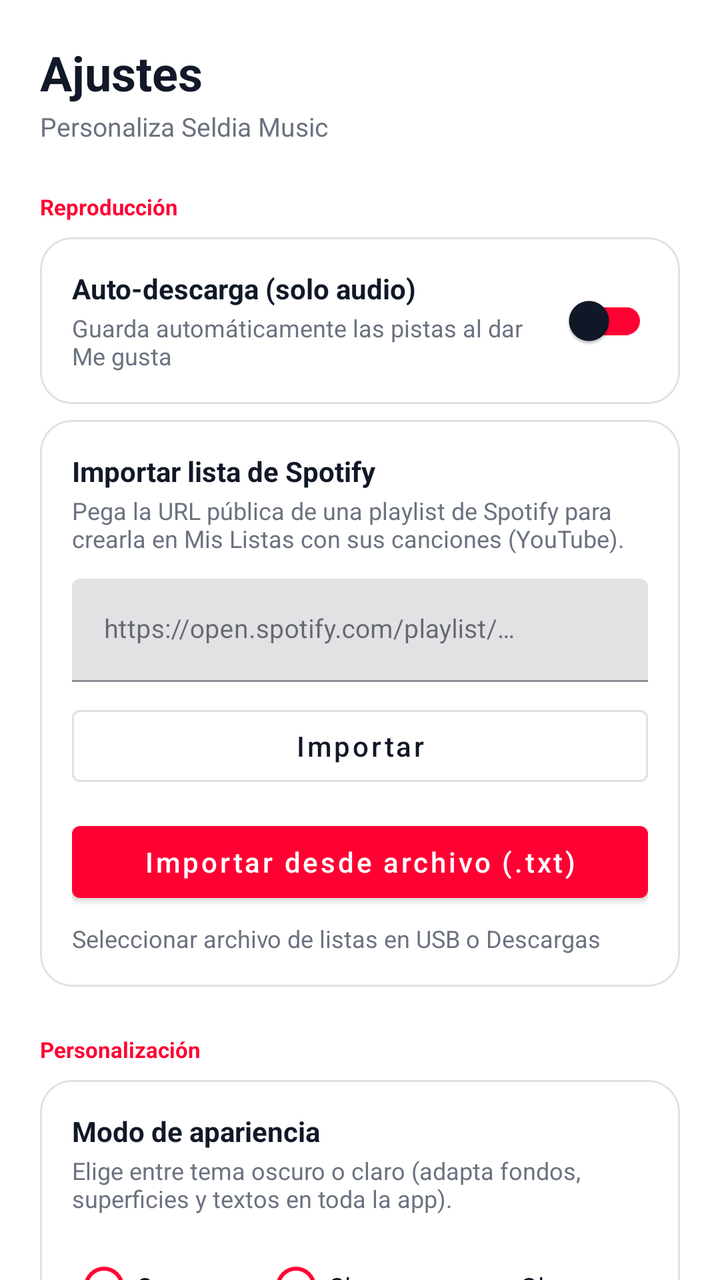
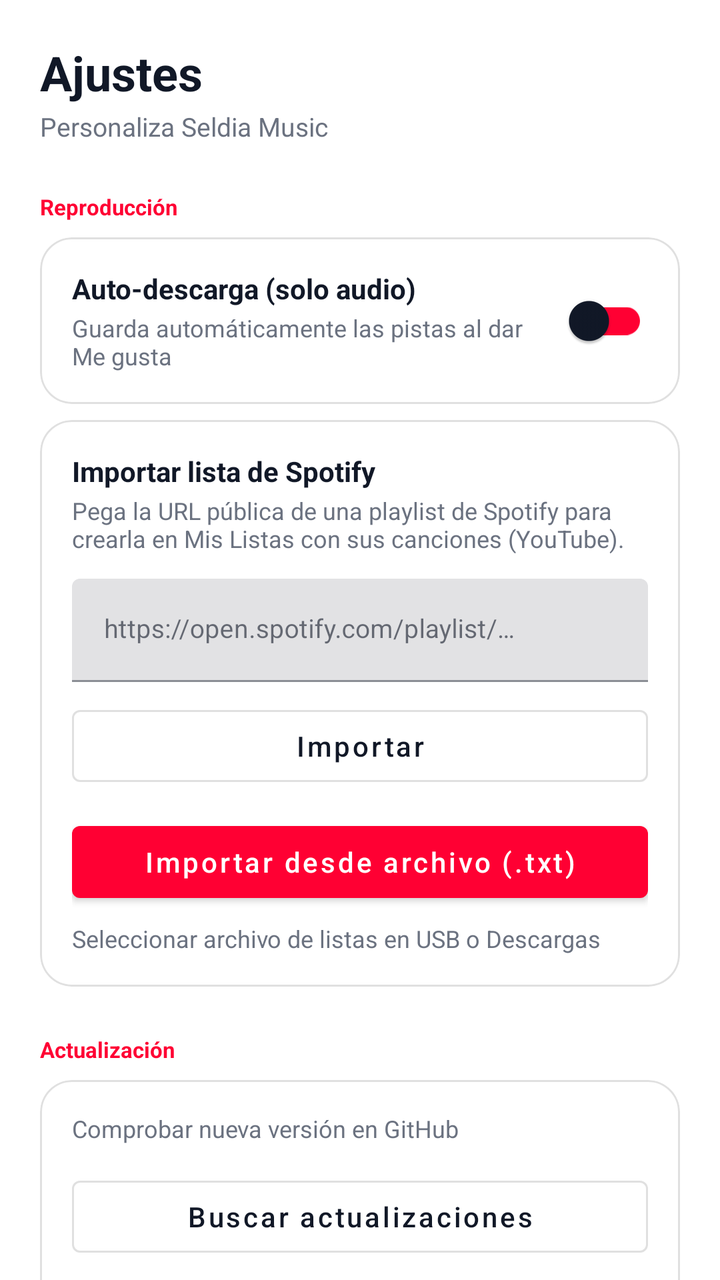

The first picture is an Android layout as it rendered before a commit; the second is the same layout after the commit. The layout source and the unified diff follow.
<!-- AndroidManifest.xml: application theme Theme.SeldiaMusic -->
<!-- res/layout/fragment_settings.xml -->
<?xml version="1.0" encoding="utf-8"?>
<ScrollView xmlns:android="http://schemas.android.com/apk/res/android"
    xmlns:app="http://schemas.android.com/apk/res-auto"
    android:layout_width="match_parent"
    android:layout_height="match_parent"
    android:background="?attr/glassBackground"
    android:fillViewport="true"
    android:scrollbars="none">

    <LinearLayout
        android:layout_width="match_parent"
        android:layout_height="wrap_content"
        android:orientation="vertical"
        android:padding="20dp">

        <TextView
            android:layout_width="match_parent"
            android:layout_height="wrap_content"
            android:text="@string/settings_title"
            android:textColor="@color/text_primary"
            android:textSize="24sp"
            android:textStyle="bold" />

        <TextView
            android:layout_width="match_parent"
            android:layout_height="wrap_content"
            android:layout_marginTop="2dp"
            android:text="Personaliza Seldia Music"
            android:textColor="@color/text_secondary"
            android:textSize="13sp" />

        <TextView
            android:layout_width="match_parent"
            android:layout_height="wrap_content"
            android:layout_marginTop="24dp"
            android:text="@string/settings_general"
            android:textColor="?attr/accentPrimary"
            android:textSize="11sp"
            android:textStyle="bold" />

        <com.google.android.material.card.MaterialCardView
            android:layout_width="match_parent"
            android:layout_height="wrap_content"
            android:layout_marginTop="8dp"
            app:cardBackgroundColor="@color/glass_card"
            app:cardCornerRadius="16dp"
            app:cardElevation="0dp"
            app:strokeColor="@color/glass_stroke"
            app:strokeWidth="1dp">

            <LinearLayout
                android:layout_width="match_parent"
                android:layout_height="wrap_content"
                android:gravity="center_vertical"
                android:orientation="horizontal"
                android:padding="16dp">

                <LinearLayout
                    android:layout_width="0dp"
                    android:layout_height="wrap_content"
                    android:layout_weight="1"
                    android:orientation="vertical">

                    <TextView
                        android:layout_width="match_parent"
                        android:layout_height="wrap_content"
                        android:text="@string/settings_auto_download"
                        android:textColor="@color/text_primary"
                        android:textSize="14sp"
                        android:textStyle="bold" />

                    <TextView
                        android:layout_width="match_parent"
                        android:layout_height="wrap_content"
                        android:layout_marginTop="2dp"
                        android:text="@string/settings_auto_download_desc"
                        android:textColor="@color/text_secondary"
                        android:textSize="12sp" />
                </LinearLayout>

                <com.google.android.material.switchmaterial.SwitchMaterial
                    android:id="@+id/switch_auto_download"
                    android:layout_width="wrap_content"
                    android:layout_height="wrap_content"
                    app:thumbTint="@color/text_primary"
                    app:trackTint="?attr/accentPrimary" />
            </LinearLayout>
        </com.google.android.material.card.MaterialCardView>

        <com.google.android.material.card.MaterialCardView
            android:layout_width="match_parent"
            android:layout_height="wrap_content"
            android:layout_marginTop="8dp"
            app:cardBackgroundColor="@color/glass_card"
            app:cardCornerRadius="16dp"
            app:cardElevation="0dp"
            app:strokeColor="@color/glass_stroke"
            app:strokeWidth="1dp">

            <LinearLayout
                android:layout_width="match_parent"
                android:layout_height="wrap_content"
                android:orientation="vertical"
                android:padding="16dp">

                <TextView
                    android:layout_width="match_parent"
                    android:layout_height="wrap_content"
                    android:text="@string/settings_spotify"
                    android:textColor="@color/text_primary"
                    android:textSize="14sp"
                    android:textStyle="bold" />

                <TextView
                    android:layout_width="match_parent"
                    android:layout_height="wrap_content"
                    android:layout_marginTop="2dp"
                    android:text="@string/settings_spotify_desc"
                    android:textColor="@color/text_secondary"
                    android:textSize="12sp" />

                <com.google.android.material.textfield.TextInputLayout
                    android:layout_width="match_parent"
                    android:layout_height="wrap_content"
                    android:layout_marginTop="12dp"
                    app:hintEnabled="true">

                    <com.google.android.material.textfield.TextInputEditText
                        android:id="@+id/et_spotify_url"
                        android:layout_width="match_parent"
                        android:layout_height="wrap_content"
                        android:hint="@string/spotify_url_hint"
                        android:inputType="textUri"
                        android:minLines="1"
                        android:textColor="@color/text_primary"
                        android:textSize="13sp" />
                </com.google.android.material.textfield.TextInputLayout>

                <LinearLayout
                    android:layout_width="match_parent"
                    android:layout_height="wrap_content"
                    android:layout_marginTop="8dp"
                    android:gravity="center_vertical"
                    android:orientation="horizontal">

                    <com.google.android.material.button.MaterialButton
                        android:id="@+id/btn_spotify_import"
                        style="@style/Widget.MaterialComponents.Button.OutlinedButton"
                        android:layout_width="0dp"
                        android:layout_height="wrap_content"
                        android:layout_weight="1"
                        android:text="@string/spotify_import"
                        android:textAllCaps="false"
                        android:textColor="@color/text_primary"
                        app:strokeColor="@color/glass_stroke" />

                    <android.widget.ProgressBar
                        android:id="@+id/progress_spotify"
                        android:layout_width="22dp"
                        android:layout_height="22dp"
                        android:layout_marginStart="12dp"
                        android:visibility="gone" />

                    <TextView
                        android:id="@+id/tv_spotify_progress"
                        android:layout_width="wrap_content"
                        android:layout_height="wrap_content"
                        android:layout_marginStart="8dp"
                        android:textColor="@color/text_secondary"
                        android:textSize="12sp"
                        android:visibility="gone" />
                </LinearLayout>
                <com.google.android.material.button.MaterialButton
                    android:id="@+id/btn_spotify_txt"
                    style="@style/Widget.MaterialComponents.Button"
                    android:layout_width="match_parent"
                    android:layout_height="wrap_content"
                    android:layout_marginTop="10dp"
                    android:text="@string/spotify_txt_import"
                    android:textAllCaps="false"
                    app:backgroundTint="?attr/accentPrimary" />

                <TextView
                    android:layout_width="match_parent"
                    android:layout_height="wrap_content"
                    android:layout_marginTop="6dp"
                    android:text="@string/spotify_txt_desc"
                    android:textColor="@color/text_secondary"
                    android:textSize="12sp" />

            </LinearLayout>
        </com.google.android.material.card.MaterialCardView>

        <TextView
            android:layout_width="match_parent"
            android:layout_height="wrap_content"
            android:layout_marginTop="24dp"
            android:text="@string/settings_personalization"
            android:textColor="?attr/accentPrimary"
            android:textSize="11sp"
            android:textStyle="bold" />

        <com.google.android.material.card.MaterialCardView
            android:layout_width="match_parent"
            android:layout_height="wrap_content"
            android:layout_marginTop="8dp"
            app:cardBackgroundColor="@color/glass_card"
            app:cardCornerRadius="16dp"
            app:cardElevation="0dp"
            app:strokeColor="@color/glass_stroke"
            app:strokeWidth="1dp">

            <LinearLayout
                android:layout_width="match_parent"
                android:layout_height="wrap_content"
                android:orientation="vertical"
                android:padding="16dp">

                <TextView
                    android:layout_width="match_parent"
                    android:layout_height="wrap_content"
                    android:text="@string/settings_theme"
                    android:textColor="@color/text_primary"
                    android:textSize="14sp"
                    android:textStyle="bold" />

                <TextView
                    android:layout_width="match_parent"
                    android:layout_height="wrap_content"
                    android:layout_marginTop="2dp"
                    android:text="@string/settings_theme_desc"
                    android:textColor="@color/text_secondary"
                    android:textSize="12sp" />

                <RadioGroup
                    android:layout_width="match_parent"
                    android:layout_height="wrap_content"
                    android:layout_marginTop="12dp"
                    android:orientation="horizontal">

                    <RadioButton
                        android:id="@+id/rb_dark"
                        android:layout_width="0dp"
                        android:layout_height="wrap_content"
                        android:layout_weight="1"
                        android:buttonTint="?attr/accentPrimary"
                        android:text="@string/settings_theme_dark"
                        android:textColor="@color/text_primary"
                        android:textSize="13sp" />

                    <RadioButton
                        android:id="@+id/rb_light"
                        android:layout_width="0dp"
                        android:layout_height="wrap_content"
                        android:layout_weight="1"
                        android:buttonTint="?attr/accentPrimary"
                        android:text="@string/settings_theme_light"
                        android:textColor="@color/text_primary"
                        android:textSize="13sp" />

                    <RadioButton
                        android:id="@+id/rb_glass"
                        android:layout_width="0dp"
                        android:layout_height="wrap_content"
                        android:layout_weight="1"
                        android:buttonTint="?attr/accentPrimary"
                        android:text="@string/settings_theme_glass"
                        android:textColor="@color/text_primary"
                        android:textSize="13sp" />
                </RadioGroup>

                <View
                    android:layout_width="match_parent"
                    android:layout_height="1dp"
                    android:layout_marginTop="16dp"
                    android:background="@color/glass_stroke" />

                <TextView
                    android:layout_width="match_parent"
                    android:layout_height="wrap_content"
                    android:layout_marginTop="14dp"
                    android:text="@string/settings_accent"
                    android:textColor="@color/text_primary"
                    android:textSize="14sp"
                    android:textStyle="bold" />

                <TextView
                    android:layout_width="match_parent"
                    android:layout_height="wrap_content"
                    android:layout_marginTop="2dp"
                    android:text="@string/settings_accent_desc"
                    android:textColor="@color/text_secondary"
                    android:textSize="12sp" />

                <HorizontalScrollView
                    android:layout_width="match_parent"
                    android:layout_height="wrap_content"
                    android:layout_marginTop="12dp"
                    android:scrollbars="none">

                    <LinearLayout
                        android:id="@+id/accent_row"
                        android:layout_width="wrap_content"
                        android:layout_height="wrap_content"
                        android:gravity="center_vertical"
                        android:orientation="horizontal" />
                </HorizontalScrollView>
            </LinearLayout>
        </com.google.android.material.card.MaterialCardView>

        <TextView
            android:layout_width="match_parent"
            android:layout_height="wrap_content"
            android:layout_marginTop="24dp"
            android:text="@string/settings_data"
            android:textColor="?attr/accentPrimary"
            android:textSize="11sp"
            android:textStyle="bold" />

        <com.google.android.material.card.MaterialCardView
            android:layout_width="match_parent"
            android:layout_height="wrap_content"
            android:layout_marginTop="8dp"
            app:cardBackgroundColor="@color/glass_card"
            app:cardCornerRadius="16dp"
            app:cardElevation="0dp"
            app:strokeColor="@color/glass_stroke"
            app:strokeWidth="1dp">

            <LinearLayout
                android:layout_width="match_parent"
                android:layout_height="wrap_content"
                android:orientation="vertical"
                android:padding="16dp">

                <TextView
                    android:layout_width="match_parent"
                    android:layout_height="wrap_content"
                    android:text="@string/settings_backup_desc"
                    android:textColor="@color/text_secondary"
                    android:textSize="12sp" />

                <LinearLayout
                    android:layout_width="match_parent"
                    android:layout_height="wrap_content"
                    android:layout_marginTop="12dp"
                    android:orientation="horizontal">

                    <com.google.android.material.button.MaterialButton
                        android:id="@+id/btn_backup"
                        style="@style/Widget.MaterialComponents.Button.OutlinedButton"
                        android:layout_width="0dp"
                        android:layout_height="wrap_content"
                        android:layout_weight="1"
                        android:layout_marginEnd="8dp"
                        android:text="@string/settings_backup"
                        android:textAllCaps="false"
                        android:textColor="@color/text_primary"
                        app:strokeColor="@color/glass_stroke" />

                    <com.google.android.material.button.MaterialButton
                        android:id="@+id/btn_restore"
                        style="@style/Widget.MaterialComponents.Button.OutlinedButton"
                        android:layout_width="0dp"
                        android:layout_height="wrap_content"
                        android:layout_weight="1"
                        android:layout_marginStart="8dp"
                        android:text="@string/settings_restore"
                        android:textAllCaps="false"
                        android:textColor="@color/text_primary"
                        app:strokeColor="@color/glass_stroke" />
                </LinearLayout>
            </LinearLayout>
        </com.google.android.material.card.MaterialCardView>

        <Space
            android:layout_width="match_parent"
            android:layout_height="32dp" />
    </LinearLayout>
</ScrollView>
<!-- resources referenced by this layout -->
<resources>
  <color name="glass_card">#E6FFFFFF</color>
  <color name="glass_stroke">#1F000000</color>
  <color name="text_primary">#111827</color>
  <color name="text_secondary">#6B7280</color>
  <string name="settings_accent">Color de acento</string>
  <string name="settings_accent_desc">Cambia el tono de acento global (reproducción, progreso, destacados y switches).</string>
  <string name="settings_auto_download">Auto-descarga (solo audio)</string>
  <string name="settings_auto_download_desc">Guarda automáticamente las pistas al dar Me gusta</string>
  <string name="settings_backup">Crear copia de seguridad</string>
  <string name="settings_backup_desc">Exporta favoritos, historial, playlists y ajustes (JSON)</string>
  <string name="settings_data">Copia de seguridad y datos</string>
  <string name="settings_general">Reproducción</string>
  <string name="settings_personalization">Personalización</string>
  <string name="settings_restore">Restaurar copia</string>
  <string name="settings_spotify">Importar lista de Spotify</string>
  <string name="settings_spotify_desc">Pega la URL pública de una playlist de Spotify para crearla en Mis Listas con sus canciones (YouTube).</string>
  <string name="settings_theme">Modo de apariencia</string>
  <string name="settings_theme_dark">Oscuro</string>
  <string name="settings_theme_desc">Elige entre tema oscuro o claro (adapta fondos, superficies y textos en toda la app).</string>
  <string name="settings_theme_glass">Glass (iPhone)</string>
  <string name="settings_theme_light">Claro</string>
  <string name="settings_title">Ajustes</string>
  <string name="spotify_import">Importar</string>
  <string name="spotify_txt_desc">Seleccionar archivo de listas en USB o Descargas</string>
  <string name="spotify_txt_import">Importar desde archivo (.txt)</string>
  <string name="spotify_url_hint">https://open.spotify.com/playlist/…</string>
  <color name="primary">#FF0033</color>
  <color name="on_primary">#FFFFFF</color>
  <color name="accent_secondary">#FF4D6D</color>
  <color name="surface">#FFFFFF</color>
  <color name="background">#FFFFFF</color>
  <color name="accent_red">#FF0033</color>
  <color name="accent_red_soft">#33FF0033</color>
  <color name="accent_red_secondary">#FF4D6D</color>
  <color name="accent_red_dark">#C9002B</color>
  <color name="sidebar_bg">#F8FAFC</color>
  <color name="glass_surface_high">#F2FFFFFF</color>
  <style name="ThemeOverlay.SeldiaMusic.BottomSheetDialog" parent="ThemeOverlay.MaterialComponents.BottomSheetDialog">
          <item name="bottomSheetStyle">@style/Widget.SeldiaMusic.BottomSheet</item>
          <item name="android:windowIsFloating">false</item>
          <item name="android:navigationBarColor">@color/surface</item>
      </style>
  <style name="ThemeOverlay.SeldiaMusic.Dialog" parent="ThemeOverlay.MaterialComponents.MaterialAlertDialog">
          <item name="colorSurface">@color/surface_high</item>
          <item name="colorOnSurface">@color/text_primary</item>
          <item name="colorPrimary">?attr/accentPrimary</item>
      </style>
  <style name="Widget.SeldiaMusic.BottomSheet" parent="Widget.MaterialComponents.BottomSheet.Modal">
          <item name="backgroundTint">@android:color/transparent</item>
      </style>
  <color name="surface_high">#F1F5F9</color>
  <!-- unchanged entries left out for length: 1 -->
</resources>

<!-- the commit's change to res/layout/fragment_settings.xml (unified diff, before → after) -->
@@ -195,7 +195,7 @@
             android:layout_width="match_parent"
             android:layout_height="wrap_content"
             android:layout_marginTop="24dp"
-            android:text="@string/settings_personalization"
+            android:text="@string/settings_update"
             android:textColor="?attr/accentPrimary"
             android:textSize="11sp"
             android:textStyle="bold" />
@@ -219,92 +219,35 @@
                 <TextView
                     android:layout_width="match_parent"
                     android:layout_height="wrap_content"
-                    android:text="@string/settings_theme"
+                    android:text="@string/settings_update_desc"
+                    android:textColor="@color/text_secondary"
+                    android:textSize="12sp" />
+
+                <com.google.android.material.button.MaterialButton
+                    android:id="@+id/btn_update_check"
+                    style="@style/Widget.MaterialComponents.Button.OutlinedButton"
+                    android:layout_width="match_parent"
+                    android:layout_height="wrap_content"
+                    android:layout_marginTop="12dp"
+                    android:text="@string/update_check"
+                    android:textAllCaps="false"
                     android:textColor="@color/text_primary"
-                    android:textSize="14sp"
-                    android:textStyle="bold" />
-
-                <TextView
-                    android:layout_width="match_parent"
-                    android:layout_height="wrap_content"
-                    android:layout_marginTop="2dp"
-                    android:text="@string/settings_theme_desc"
-                    android:textColor="@color/text_secondary"
-                    android:textSize="12sp" />
-
-                <RadioGroup
-                    android:layout_width="match_parent"
-                    android:layout_height="wrap_content"
-                    android:layout_marginTop="12dp"
-                    android:orientation="horizontal">
-
-                    <RadioButton
-                        android:id="@+id/rb_dark"
-                        android:layout_width="0dp"
-                        android:layout_height="wrap_content"
-                        android:layout_weight="1"
-                        android:buttonTint="?attr/accentPrimary"
-                        android:text="@string/settings_theme_dark"
-                        android:textColor="@color/text_primary"
-                        android:textSize="13sp" />
-
-                    <RadioButton
-                        android:id="@+id/rb_light"
-                        android:layout_width="0dp"
-                        android:layout_height="wrap_content"
-                        android:layout_weight="1"
-                        android:buttonTint="?attr/accentPrimary"
-                        android:text="@string/settings_theme_light"
-                        android:textColor="@color/text_primary"
-                        android:textSize="13sp" />
-
-                    <RadioButton
-                        android:id="@+id/rb_glass"
-                        android:layout_width="0dp"
-                        android:layout_height="wrap_content"
-                        android:layout_weight="1"
-                        android:buttonTint="?attr/accentPrimary"
-                        android:text="@string/settings_theme_glass"
-                        android:textColor="@color/text_primary"
-                        android:textSize="13sp" />
-                </RadioGroup>
-
-                <View
-                    android:layout_width="match_parent"
-                    android:layout_height="1dp"
-                    android:layout_marginTop="16dp"
-                    android:background="@color/glass_stroke" />
-
-                <TextView
-                    android:layout_width="match_parent"
-                    android:layout_height="wrap_content"
-                    android:layout_marginTop="14dp"
-                    android:text="@string/settings_accent"
-                    android:textColor="@color/text_primary"
-                    android:textSize="14sp"
-                    android:textStyle="bold" />
-
-                <TextView
-                    android:layout_width="match_parent"
-                    android:layout_height="wrap_content"
-                    android:layout_marginTop="2dp"
-                    android:text="@string/settings_accent_desc"
-                    android:textColor="@color/text_secondary"
-                    android:textSize="12sp" />
-
-                <HorizontalScrollView
-                    android:layout_width="match_parent"
-                    android:layout_height="wrap_content"
-                    android:layout_marginTop="12dp"
-                    android:scrollbars="none">
-
-                    <LinearLayout
-                        android:id="@+id/accent_row"
-                        android:layout_width="wrap_content"
-                        android:layout_height="wrap_content"
-                        android:gravity="center_vertical"
-                        android:orientation="horizontal" />
-                </HorizontalScrollView>
+                    app:strokeColor="@color/glass_stroke" />
+
+                <TextView
+                    android:id="@+id/tv_update_status"
+                    android:layout_width="match_parent"
+                    android:layout_height="wrap_content"
+                    android:layout_marginTop="8dp"
+                    android:textColor="@color/text_secondary"
+                    android:textSize="12sp" />
+
+                <ProgressBar
+                    android:id="@+id/progress_update"
+                    android:layout_width="match_parent"
+                    android:layout_height="wrap_content"
+                    android:layout_marginTop="8dp"
+                    android:visibility="gone" />
             </LinearLayout>
         </com.google.android.material.card.MaterialCardView>
 
@@ -312,7 +255,7 @@
             android:layout_width="match_parent"
             android:layout_height="wrap_content"
             android:layout_marginTop="24dp"
-            android:text="@string/settings_data"
+            android:text="@string/settings_personalization"
             android:textColor="?attr/accentPrimary"
             android:textSize="11sp"
             android:textStyle="bold" />
@@ -336,6 +279,123 @@
                 <TextView
                     android:layout_width="match_parent"
                     android:layout_height="wrap_content"
+                    android:text="@string/settings_theme"
+                    android:textColor="@color/text_primary"
+                    android:textSize="14sp"
+                    android:textStyle="bold" />
+
+                <TextView
+                    android:layout_width="match_parent"
+                    android:layout_height="wrap_content"
+                    android:layout_marginTop="2dp"
+                    android:text="@string/settings_theme_desc"
+                    android:textColor="@color/text_secondary"
+                    android:textSize="12sp" />
+
+                <RadioGroup
+                    android:layout_width="match_parent"
+                    android:layout_height="wrap_content"
+                    android:layout_marginTop="12dp"
+                    android:orientation="horizontal">
+
+                    <RadioButton
+                        android:id="@+id/rb_dark"
+                        android:layout_width="0dp"
+                        android:layout_height="wrap_content"
+                        android:layout_weight="1"
+                        android:buttonTint="?attr/accentPrimary"
+                        android:text="@string/settings_theme_dark"
+                        android:textColor="@color/text_primary"
+                        android:textSize="13sp" />
+
+                    <RadioButton
+                        android:id="@+id/rb_light"
+                        android:layout_width="0dp"
+                        android:layout_height="wrap_content"
+                        android:layout_weight="1"
+                        android:buttonTint="?attr/accentPrimary"
+                        android:text="@string/settings_theme_light"
+                        android:textColor="@color/text_primary"
+                        android:textSize="13sp" />
+
+                    <RadioButton
+                        android:id="@+id/rb_glass"
+                        android:layout_width="0dp"
+                        android:layout_height="wrap_content"
+                        android:layout_weight="1"
+                        android:buttonTint="?attr/accentPrimary"
+                        android:text="@string/settings_theme_glass"
+                        android:textColor="@color/text_primary"
+                        android:textSize="13sp" />
+                </RadioGroup>
+
+                <View
+                    android:layout_width="match_parent"
+                    android:layout_height="1dp"
+                    android:layout_marginTop="16dp"
+                    android:background="@color/glass_stroke" />
+
+                <TextView
+                    android:layout_width="match_parent"
+                    android:layout_height="wrap_content"
+                    android:layout_marginTop="14dp"
+                    android:text="@string/settings_accent"
+                    android:textColor="@color/text_primary"
+                    android:textSize="14sp"
+                    android:textStyle="bold" />
+
+                <TextView
+                    android:layout_width="match_parent"
+                    android:layout_height="wrap_content"
+                    android:layout_marginTop="2dp"
+                    android:text="@string/settings_accent_desc"
+                    android:textColor="@color/text_secondary"
+                    android:textSize="12sp" />
+
+                <HorizontalScrollView
+                    android:layout_width="match_parent"
+                    android:layout_height="wrap_content"
+                    android:layout_marginTop="12dp"
+                    android:scrollbars="none">
+
+                    <LinearLayout
+                        android:id="@+id/accent_row"
+                        android:layout_width="wrap_content"
+                        android:layout_height="wrap_content"
+                        android:gravity="center_vertical"
+                        android:orientation="horizontal" />
+                </HorizontalScrollView>
+            </LinearLayout>
+        </com.google.android.material.card.MaterialCardView>
+
+        <TextView
+            android:layout_width="match_parent"
+            android:layout_height="wrap_content"
+            android:layout_marginTop="24dp"
+            android:text="@string/settings_data"
+            android:textColor="?attr/accentPrimary"
+            android:textSize="11sp"
+            android:textStyle="bold" />
+
+        <com.google.android.material.card.MaterialCardView
+            android:layout_width="match_parent"
+            android:layout_height="wrap_content"
+            android:layout_marginTop="8dp"
+            app:cardBackgroundColor="@color/glass_card"
+            app:cardCornerRadius="16dp"
+            app:cardElevation="0dp"
+            app:strokeColor="@color/glass_stroke"
+            app:strokeWidth="1dp">
+
+            <LinearLayout
+                android:layout_width="match_parent"
+                android:layout_height="wrap_content"
+                android:orientation="vertical"
+                android:padding="16dp">
+
+                <TextView
+                    android:layout_width="match_parent"
+                    android:layout_height="wrap_content"
                     android:text="@string/settings_backup_desc"
                     android:textColor="@color/text_secondary"
                     android:textSize="12sp" />
<!-- resource entries referenced after the edit -->
@@ -22,10 +22,13 @@
   <string name="settings_theme_glass">Glass (iPhone)</string>
   <string name="settings_theme_light">Claro</string>
   <string name="settings_title">Ajustes</string>
+  <string name="settings_update">Actualización</string>
+  <string name="settings_update_desc">Comprobar nueva versión en GitHub</string>
   <string name="spotify_import">Importar</string>
   <string name="spotify_txt_desc">Seleccionar archivo de listas en USB o Descargas</string>
   <string name="spotify_txt_import">Importar desde archivo (.txt)</string>
   <string name="spotify_url_hint">https://open.spotify.com/playlist/…</string>
+  <string name="update_check">Buscar actualizaciones</string>
   <color name="primary">#FF0033</color>
   <color name="on_primary">#FFFFFF</color>
   <color name="accent_secondary">#FF4D6D</color>
